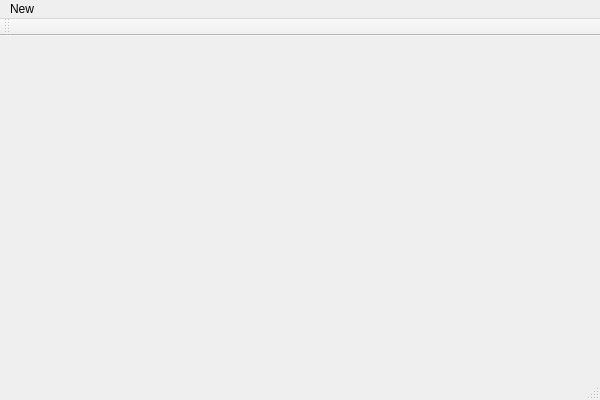
First picture: the form in sudokuGUI/sudokuGUI/sudokuGUI.ui, repository zhaoyiCC/Sudoku_Pair, before the edit.
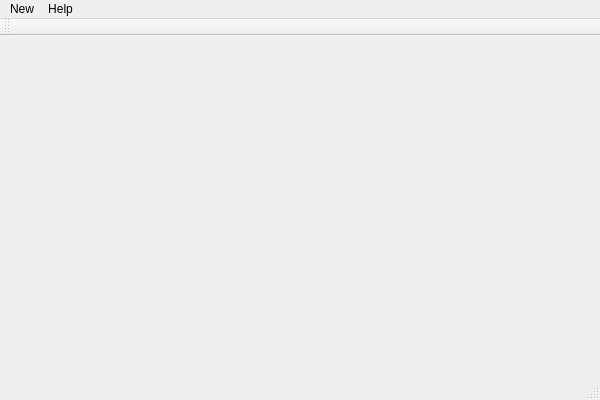
Second picture: the form after the edit.

```diff
--- a/sudokuGUI/sudokuGUI/sudokuGUI.ui
+++ b/sudokuGUI/sudokuGUI/sudokuGUI.ui
@@ -40,7 +40,15 @@
     <addaction name="action_2"/>
     <addaction name="action_3"/>
    </widget>
+   <widget class="QMenu" name="menuHelp">
+    <property name="title">
+     <string>Help</string>
+    </property>
+    <addaction name="actionRules"/>
+    <addaction name="actionAbout"/>
+   </widget>
    <addaction name="menu"/>
+   <addaction name="menuHelp"/>
   </widget>
   <action name="action">
    <property name="text">
```
Left out of the diff: 16 changed lines with no effect on the pictures.
